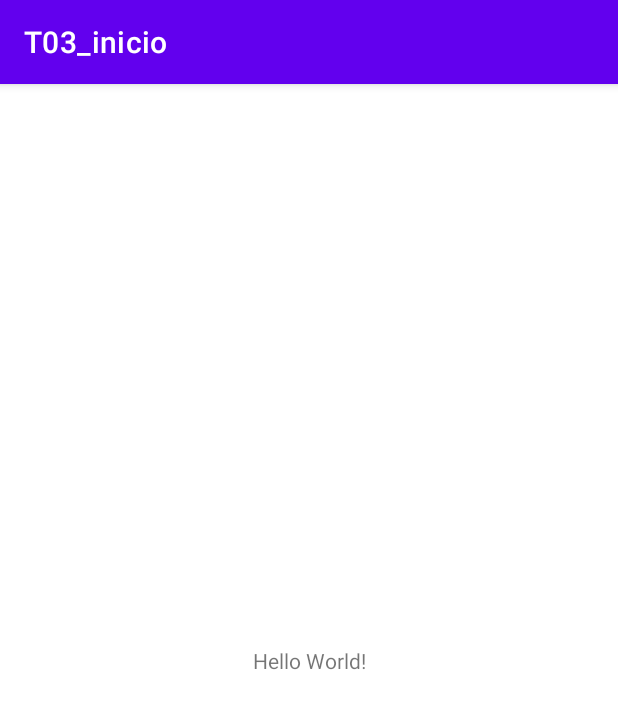
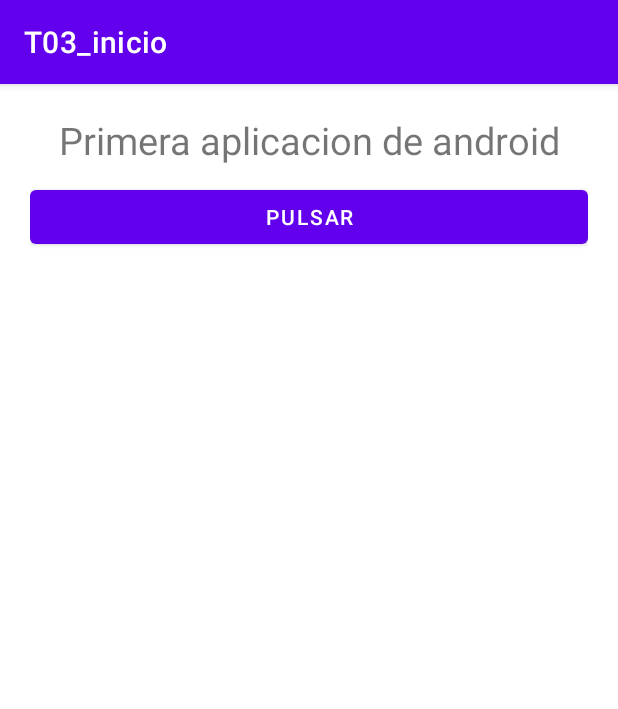
Before and after one commit to javierOrt/PM-y-DM, an Android app: the screen it shows after launch (MainActivity), on a phone screen of 412 x 824 dp. Shown: the top 709 px of the screen. Run offline under Robolectric (Android 15) with nearby library versions, the phone set to English and light mode, and no system bars.

Commit message:
Primer dia de PM y DM
soy feliz

```diff
--- a/Proyectos/T03_inicio/app/src/main/java/com/example/t03_inicio/MainActivity.java
+++ b/Proyectos/T03_inicio/app/src/main/java/com/example/t03_inicio/MainActivity.java
@@ -3,12 +3,32 @@ package com.example.t03_inicio;
 import androidx.appcompat.app.AppCompatActivity;
 
 import android.os.Bundle;
+import android.view.View;
+import android.widget.Button;
+import android.widget.Toast;
 
 public class MainActivity extends AppCompatActivity {
+
+    private Button saludar;
 
     @Override
     protected void onCreate(Bundle savedInstanceState) {
         super.onCreate(savedInstanceState);
         setContentView(R.layout.activity_main);
+        instancias();
+        acciones();
+    }
+
+    private void acciones() {
+        saludar.setOnClickListener(new View.OnClickListener() {
+            @Override
+            public void onClick(View v) {
+                Toast.makeText(getApplicationContext(),"VIVA ANDROID MMG",Toast.LENGTH_LONG).show();
+            }
+        });
+    }
+
+    private void instancias() {
+        saludar = findViewById(R.id.boton_saludar);
     }
 }
--- a/Proyectos/T03_inicio/app/src/main/res/layout/activity_main.xml
+++ b/Proyectos/T03_inicio/app/src/main/res/layout/activity_main.xml
@@ -1,18 +1,24 @@
 <?xml version="1.0" encoding="utf-8"?>
-<androidx.constraintlayout.widget.ConstraintLayout xmlns:android="http://schemas.android.com/apk/res/android"
+<LinearLayout xmlns:android="http://schemas.android.com/apk/res/android"
     xmlns:app="http://schemas.android.com/apk/res-auto"
     xmlns:tools="http://schemas.android.com/tools"
     android:layout_width="match_parent"
     android:layout_height="match_parent"
+    android:layout_margin="20dp"
+    android:orientation="vertical"
     tools:context=".MainActivity">
 
     <TextView
-        android:layout_width="wrap_content"
+        android:layout_width="match_parent"
         android:layout_height="wrap_content"
-        android:text="Hello World!"
-        app:layout_constraintBottom_toBottomOf="parent"
-        app:layout_constraintLeft_toLeftOf="parent"
-        app:layout_constraintRight_toRightOf="parent"
-        app:layout_constraintTop_toTopOf="parent" />
+        android:layout_marginBottom="10dp"
+        android:gravity="center"
+        android:text="@string/main_text"
+        android:textSize="25sp" />
 
-</androidx.constraintlayout.widget.ConstraintLayout>
+    <Button
+        android:id="@+id/boton_saludar"
+        android:layout_width="match_parent"
+        android:layout_height="wrap_content"
+        android:text="@string/button_text" />
+</LinearLayout>
--- a/Proyectos/T03_inicio/app/src/main/res/values/strings.xml
+++ b/Proyectos/T03_inicio/app/src/main/res/values/strings.xml
@@ -1,3 +1,5 @@
 <resources>
     <string name="app_name">T03_inicio</string>
+    <string name="main_text">Primera aplicacion de android</string>
+    <string name="button_text">Pulsar</string>
 </resources>
```
